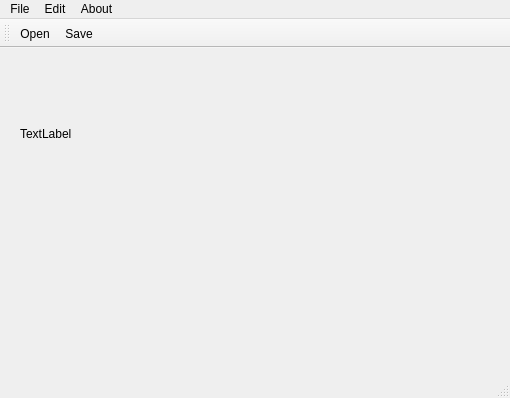
Before: the Qt Designer form mainwindow.ui in vigorweijia/ComputerGraphics, drawn with Qt 5.
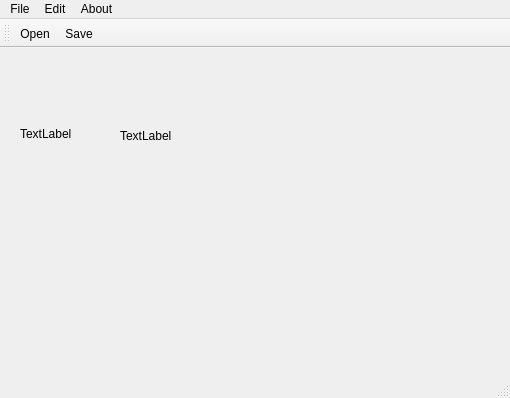
After: the same form once the commit is applied.

Commit message: 固定背景和顶层活动图像

```diff
--- a/mainwindow.ui
+++ b/mainwindow.ui
@@ -19,7 +19,7 @@
      <rect>
       <x>20</x>
       <y>20</y>
-      <width>311</width>
+      <width>261</width>
       <height>131</height>
      </rect>
     </property>
@@ -27,6 +27,19 @@
      <string>TextLabel</string>
     </property>
    </widget>
+   <widget class="QLabel" name="tempLabel">
+    <property name="geometry">
+     <rect>
+      <x>120</x>
+      <y>80</y>
+      <width>72</width>
+      <height>15</height>
+     </rect>
+    </property>
+    <property name="text">
+     <string>TextLabel</string>
+    </property>
+   </widget>
   </widget>
   <widget class="QMenuBar" name="menuBar">
    <property name="geometry">
```
The commit also changes 1 other file.
